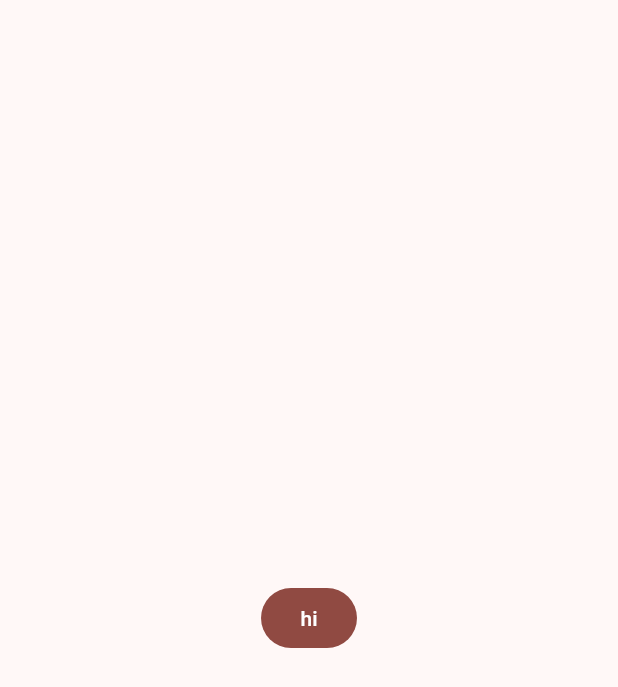
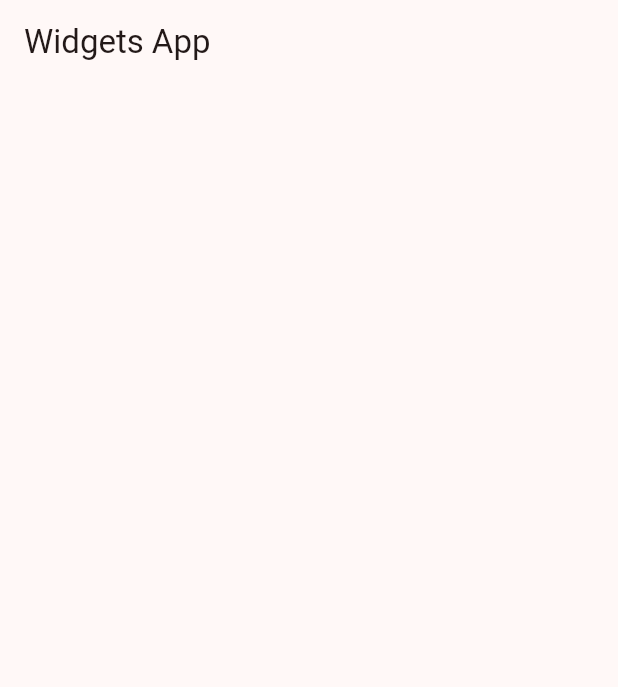
Before and after one commit to luislealdev/widgets-app-flutter, a Flutter app: the screen it shows after launch, on a phone screen of 412 x 824 dp. Shown: the top 687 px of the screen. Run offline on Flutter 3.47's test engine with Material 2 defaults, Android fonts, the phone set to English and light mode, and no system bars.

Commit message:
Add home screen

```diff
--- a/lib/config/theme/app_theme.dart
+++ b/lib/config/theme/app_theme.dart
@@ -16,6 +16,8 @@ class AppTheme {
         assert(selectedColor < colors.length - 1,
             'Selected color must be lower than ${colors.length}');
 
-  ThemeData getTheme() =>
-      ThemeData(useMaterial3: true, colorSchemeSeed: colors[selectedColor]);
+  ThemeData getTheme() => ThemeData(
+      useMaterial3: true,
+      colorSchemeSeed: colors[selectedColor],
+      appBarTheme: const AppBarTheme(centerTitle: false));
 }
--- a/lib/main.dart
+++ b/lib/main.dart
@@ -1,5 +1,6 @@
 import 'package:flutter/material.dart';
 import 'package:widgets_app/config/theme/app_theme.dart';
+import 'package:widgets_app/presentation/screens/home/home_screen.dart';
 
 void main() {
   runApp(const MainApp());
@@ -11,13 +12,8 @@ class MainApp extends StatelessWidget {
   @override
   Widget build(BuildContext context) {
     return MaterialApp(
-      debugShowCheckedModeBanner: false,
-      theme: AppTheme(selectedColor: 0).getTheme(),
-      home: Scaffold(
-        body: Center(
-          child: FilledButton(onPressed: (){}, child: const Text('hi')),
-        ),
-      ),
-    );
+        debugShowCheckedModeBanner: false,
+        theme: AppTheme(selectedColor: 0).getTheme(),
+        home: const HomeScreen());
   }
 }
--- /dev/null
+++ b/lib/presentation/screens/home/home_screen.dart
@@ -0,0 +1,12 @@
+import 'package:flutter/material.dart';
+
+class HomeScreen extends StatelessWidget {
+  const HomeScreen({super.key});
+
+  @override
+  Widget build(BuildContext context) {
+    return Scaffold(
+      appBar: AppBar(title: const Text('Widgets App')),
+    );
+  }
+}
```
Also changed, not shown: lib/config/menu/menu_items.dart (added, +27 -0 lines).
